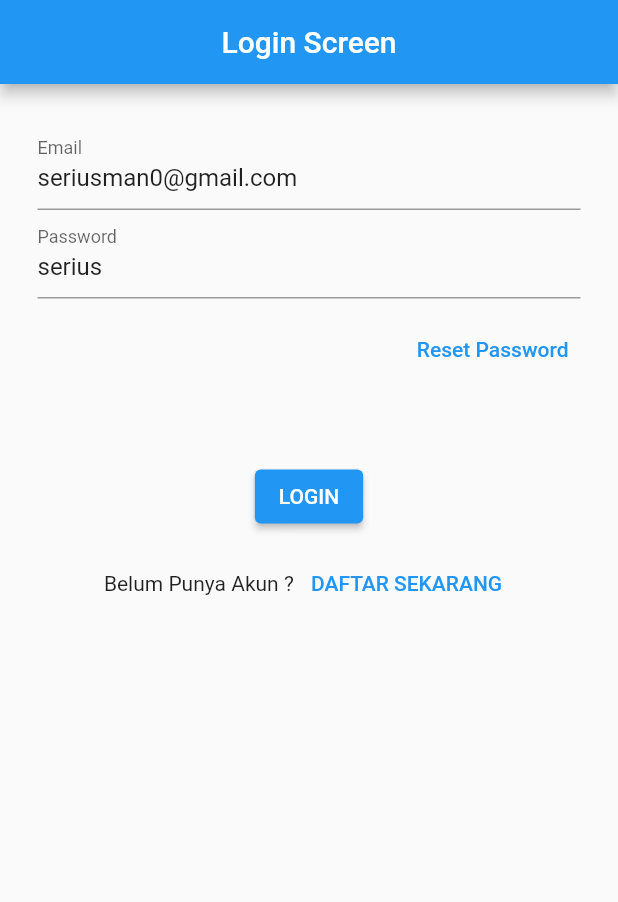
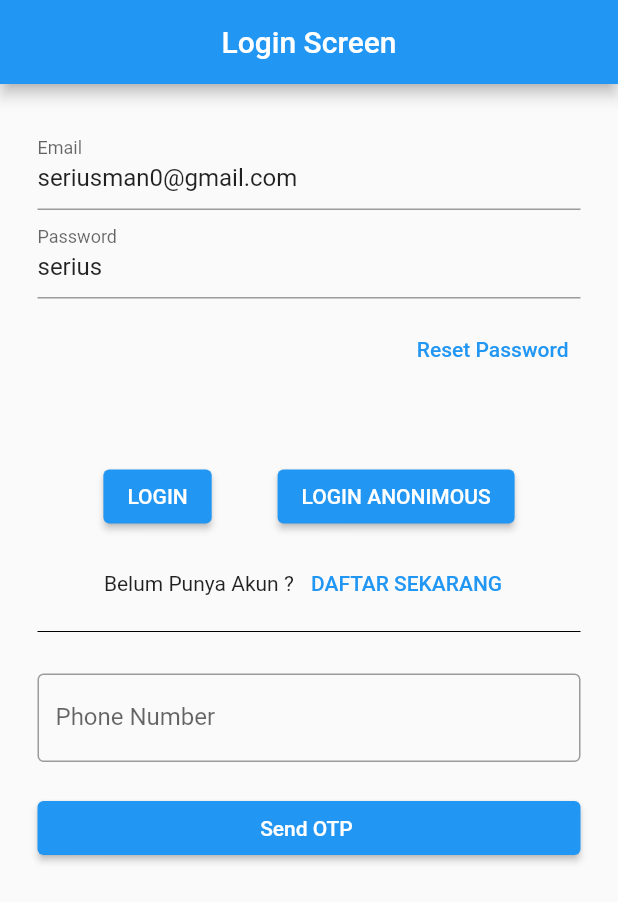
Before and after one commit to seriusman0/tirec_getx, a Flutter app: the screen it shows after launch, on a phone screen of 412 x 824 dp. Shown: the top 902 px of the screen. Run offline on Flutter 3.47's test engine with Material 2 defaults, Android fonts, the phone set to English and light mode, and no system bars; our stand-ins replace firebase_auth, firebase_core, get; accounts and stored records are empty.

Commit message:
phone auth

```diff
--- a/lib/app/modules/login/controllers/login_controller.dart
+++ b/lib/app/modules/login/controllers/login_controller.dart
@@ -4,11 +4,13 @@
 class LoginController extends GetxController {
   final emailC = TextEditingController(text: "seriusman0@gmail.com");
   final passC = TextEditingController(text: "serius");
+  final phoneC = TextEditingController();
 
   @override
   void onClose() {
     emailC.dispose();
     passC.dispose();
+    phoneC.dispose();
     super.onClose();
   }
 }
--- a/lib/app/modules/login/views/login_view.dart
+++ b/lib/app/modules/login/views/login_view.dart
@@ -18,7 +18,7 @@
         ),
         body: Padding(
           padding: const EdgeInsets.all(25.0),
-          child: Column(
+          child: ListView(
             children: [
               TextField(
                 controller: controller.emailC,
@@ -39,10 +39,18 @@
               SizedBox(
                 height: 50,
               ),
-              ElevatedButton(
-                  onPressed: () => authC.login(
-                      controller.emailC.text, controller.passC.text),
-                  child: Text("LOGIN")),
+              Row(
+                mainAxisAlignment: MainAxisAlignment.spaceEvenly,
+                children: [
+                  ElevatedButton(
+                      onPressed: () => authC.login(
+                          controller.emailC.text, controller.passC.text),
+                      child: Text("LOGIN")),
+                  ElevatedButton(
+                      onPressed: () => authC.LoginAnonimous(),
+                      child: Text("LOGIN ANONIMOUS")),
+                ],
+              ),
               SizedBox(
                 height: 10,
               ),
@@ -55,6 +63,20 @@
                       child: Text("DAFTAR SEKARANG"))
                 ],
               ),
+              Divider(color: Colors.black),
+              SizedBox(
+                height: 20,
+              ),
+              TextField(
+                controller: controller.phoneC,
+                keyboardType: TextInputType.phone,
+                decoration: InputDecoration(
+                    labelText: "Phone Number", border: OutlineInputBorder()),
+              ),
+              SizedBox(height: 20),
+              ElevatedButton(
+                  onPressed: () => authC.loginPhone(controller.phoneC.text),
+                  child: Text("Send OTP ")),
             ],
           ),
         ));
--- a/lib/app/routes/app_pages.dart
+++ b/lib/app/routes/app_pages.dart
@@ -4,6 +4,8 @@
 import 'package:tirec_getx/app/modules/home/views/home_view.dart';
 import 'package:tirec_getx/app/modules/login/bindings/login_binding.dart';
 import 'package:tirec_getx/app/modules/login/views/login_view.dart';
+import 'package:tirec_getx/app/modules/otp/bindings/otp_binding.dart';
+import 'package:tirec_getx/app/modules/otp/views/otp_view.dart';
 import 'package:tirec_getx/app/modules/reset_password/bindings/reset_password_binding.dart';
 import 'package:tirec_getx/app/modules/reset_password/views/reset_password_view.dart';
 import 'package:tirec_getx/app/modules/signup/bindings/signup_binding.dart';
@@ -37,5 +39,10 @@
       page: () => ResetPasswordView(),
       binding: ResetPasswordBinding(),
     ),
+    GetPage(
+      name: _Paths.OTP,
+      page: () => OtpView(),
+      binding: OtpBinding(),
+    ),
   ];
 }
--- a/lib/app/routes/app_routes.dart
+++ b/lib/app/routes/app_routes.dart
@@ -8,6 +8,7 @@
   static const LOGIN = _Paths.LOGIN;
   static const SIGNUP = _Paths.SIGNUP;
   static const RESET_PASSWORD = _Paths.RESET_PASSWORD;
+  static const OTP = _Paths.OTP;
 }
 
 abstract class _Paths {
@@ -15,4 +16,5 @@
   static const LOGIN = '/login';
   static const SIGNUP = '/signup';
   static const RESET_PASSWORD = '/reset-password';
+  static const OTP = '/otp';
 }
--- a/lib/main.dart
+++ b/lib/main.dart
@@ -23,14 +23,15 @@
         stream: authC.streamAuthStatus,
         builder: (context, snapshot) {
           if (snapshot.connectionState == ConnectionState.active) {
-            print(snapshot.data);
+            // print(snapshot.data);
 
             return GetMaterialApp(
               title: "Application",
-              initialRoute:
-                  snapshot.data != null && snapshot.data!.emailVerified == true
-                      ? Routes.HOME
-                      : Routes.LOGIN,
+              initialRoute: snapshot.data != null ? Routes.HOME : Routes.LOGIN,
+              // initialRoute:
+              //     snapshot.data != null && snapshot.data!.emailVerified == true
+              //         ? Routes.HOME
+              //         : Routes.LOGIN,
               getPages: AppPages.routes,
               // home: snapshot.data != null ? HomeView() : LoginView(),
             );
```
Also changed, not shown: lib/app/controllers/auth_controller.dart (+51 -0 lines), lib/app/modules/otp/bindings/otp_binding.dart (added, +12 -0 lines), lib/app/modules/otp/controllers/otp_controller.dart (added, +12 -0 lines), lib/app/modules/otp/views/otp_view.dart (added, +35 -0 lines), 1 other file.
